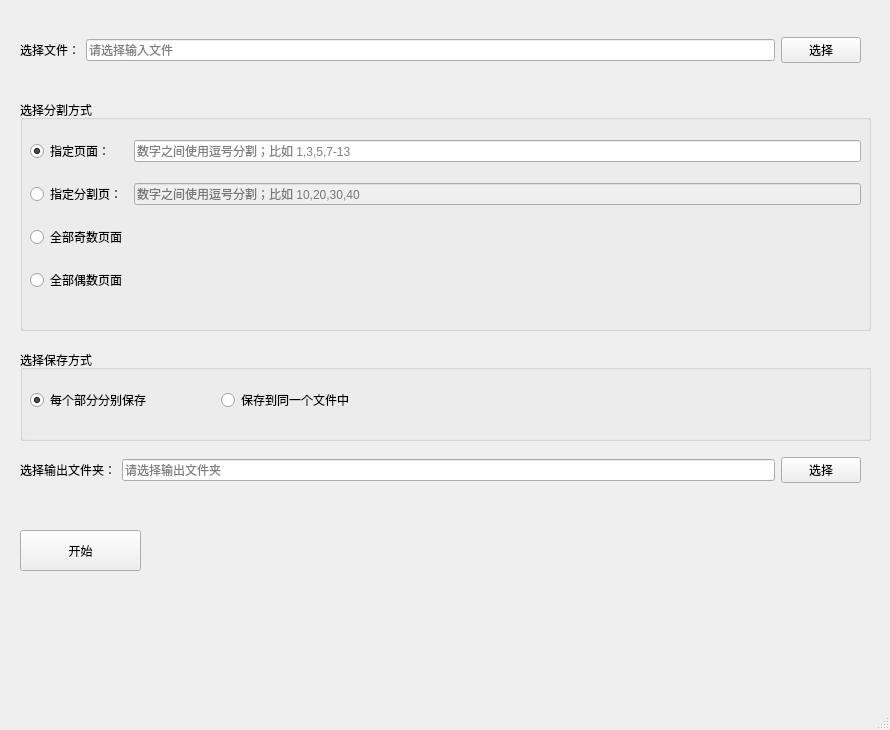
Old version of the form MainWin.ui in the repository xesam/doc-tools.
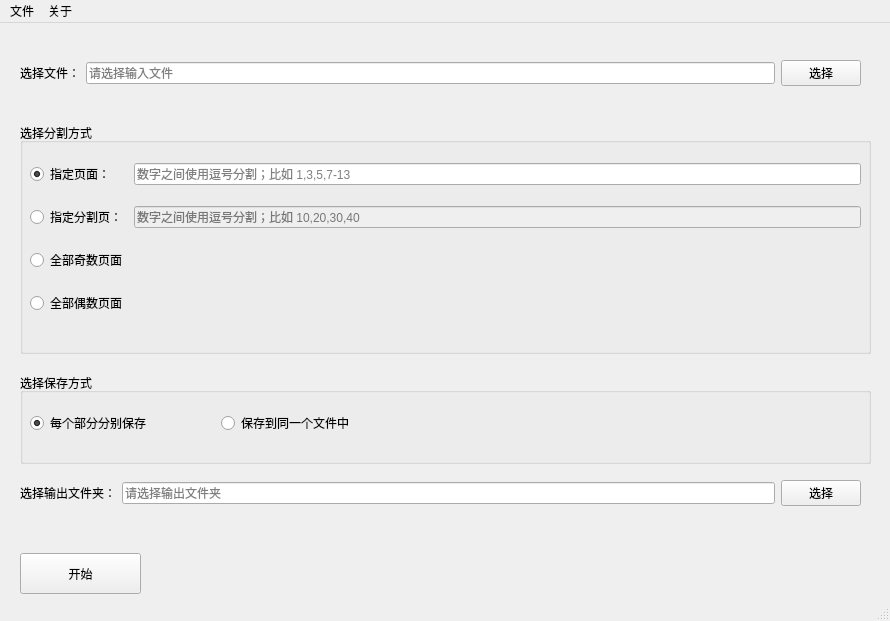
New version of the form.

```diff
--- a/MainWin.ui
+++ b/MainWin.ui
@@ -7,7 +7,7 @@
     <x>0</x>
     <y>0</y>
     <width>890</width>
-    <height>730</height>
+    <height>621</height>
    </rect>
   </property>
   <property name="windowTitle">
@@ -308,6 +308,20 @@
      <height>26</height>
     </rect>
    </property>
+   <widget class="QMenu" name="menuFile">
+    <property name="title">
+     <string>文件</string>
+    </property>
+    <addaction name="actionFileSelect"/>
+   </widget>
+   <widget class="QMenu" name="menuAbout">
+    <property name="title">
+     <string>关于</string>
+    </property>
+    <addaction name="actionAboutVersion"/>
+   </widget>
+   <addaction name="menuFile"/>
+   <addaction name="menuAbout"/>
   </widget>
   <widget class="QStatusBar" name="statusbar"/>
  </widget>
```
Left out of the diff: 10 changed lines with no effect on the pictures.
